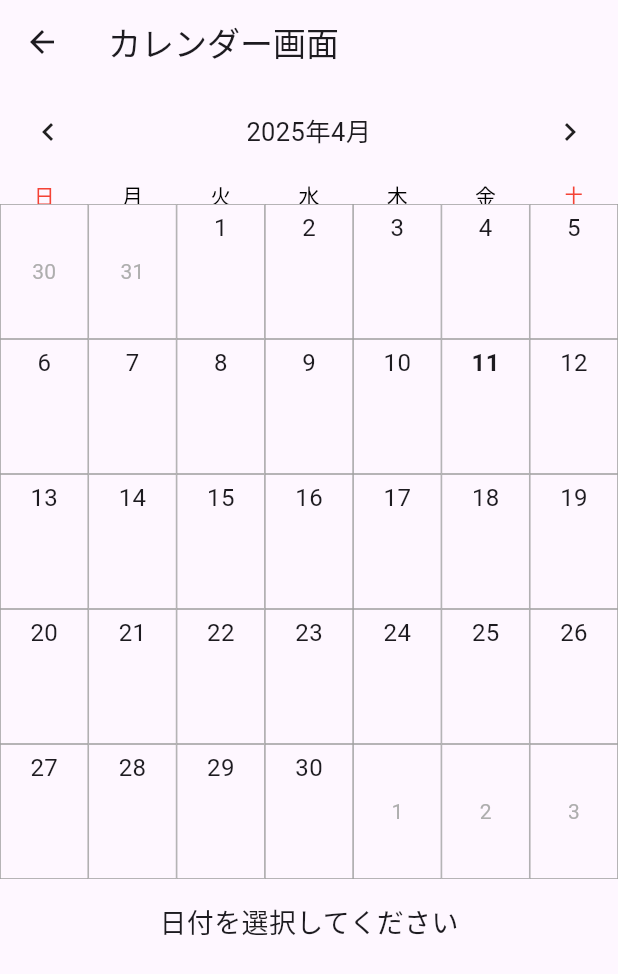
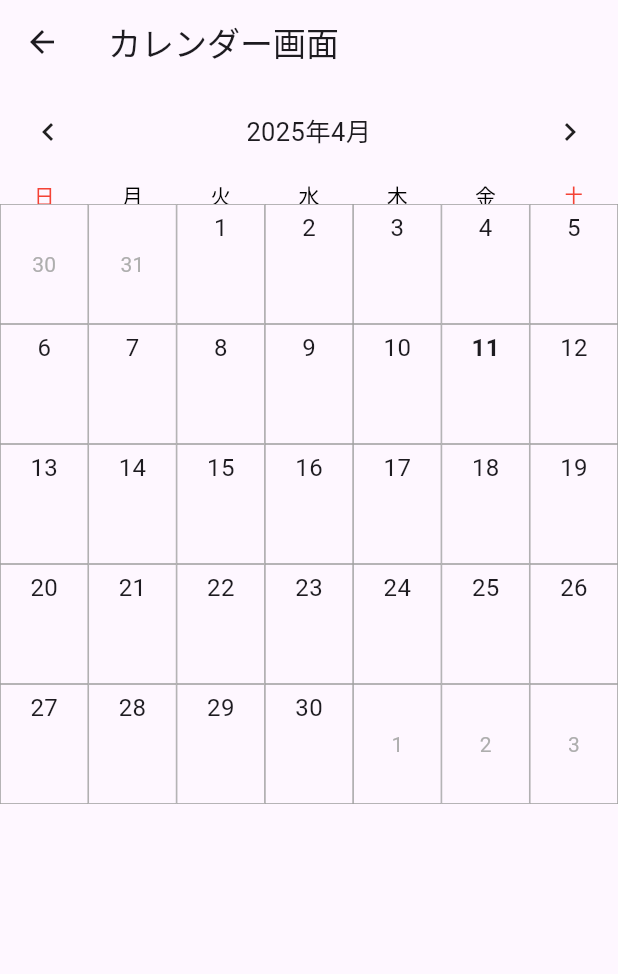
Before and after one commit to Moyuchiiii/Dietapp, a Flutter app: the CalendarScreen screen opened directly, on a phone screen of 412 x 824 dp. Shown: the top 974 px of the screen. Run offline on Flutter 3.47's test engine with Material 3 defaults, Android fonts, the phone set to English and light mode, and no system bars; drawn by our look-alikes of table_calendar; our stand-ins replace fl_chart, sqflite; accounts and stored records are empty.

Commit message:
カレンダーの選択日の詳細を削除

```diff
--- a/flutter_dietapp/lib/calendar_screen.dart
+++ b/flutter_dietapp/lib/calendar_screen.dart
@@ -55,7 +55,9 @@ class _CalendarScreenState extends State<CalendarScreen> {
       appBar: AppBar(
         title: const Text('カレンダー画面'),
       ),
-      body: SingleChildScrollView(
+      body: SafeArea(
+        child: SingleChildScrollView(
+          physics: const AlwaysScrollableScrollPhysics(),
           child: Column(
             children: [
               TableCalendar(
@@ -63,7 +65,7 @@ class _CalendarScreenState extends State<CalendarScreen> {
                 lastDay: DateTime(2100),
                 focusedDay: _focusedDay,
                 calendarFormat: CalendarFormat.month,
-              rowHeight: 90.0,
+                rowHeight: 80.0,
                 selectedDayPredicate: (day) => isSameDay(_selectedDay, day),
                 onDaySelected: (selectedDay, focusedDay) {
                   setState(() {
@@ -200,16 +202,8 @@ class _CalendarScreenState extends State<CalendarScreen> {
                   },
                 ),
               ),
-            Padding(
-              padding: const EdgeInsets.all(16.0),
-              child: Text(
-                _selectedDay != null
-                    ? '選択した日の体重: ${_weightData['${_selectedDay!.year.toString().padLeft(4, '0')}-${_selectedDay!.month.toString().padLeft(2, '0')}-${_selectedDay!.day.toString().padLeft(2, '0')}'] ?? 'データなし'} kg'
-                    : '日付を選択してください',
-                style: const TextStyle(fontSize: 18),
+            ],
           ),
-            ),
-          ],
         ),
       ),
     );
```
Lines whose indentation alone changed are shown as unchanged.
